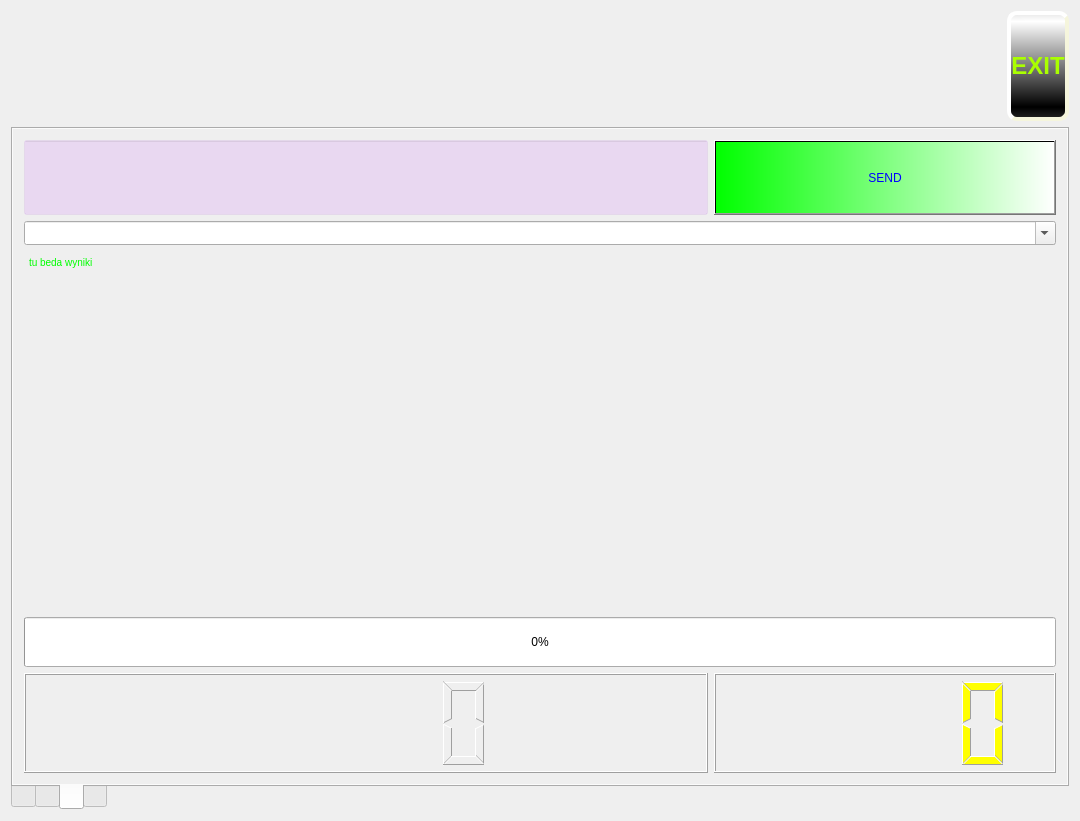
Old version of the form iDom_Client/idom_client.ui in the repository cyniu88/QT_kurs.
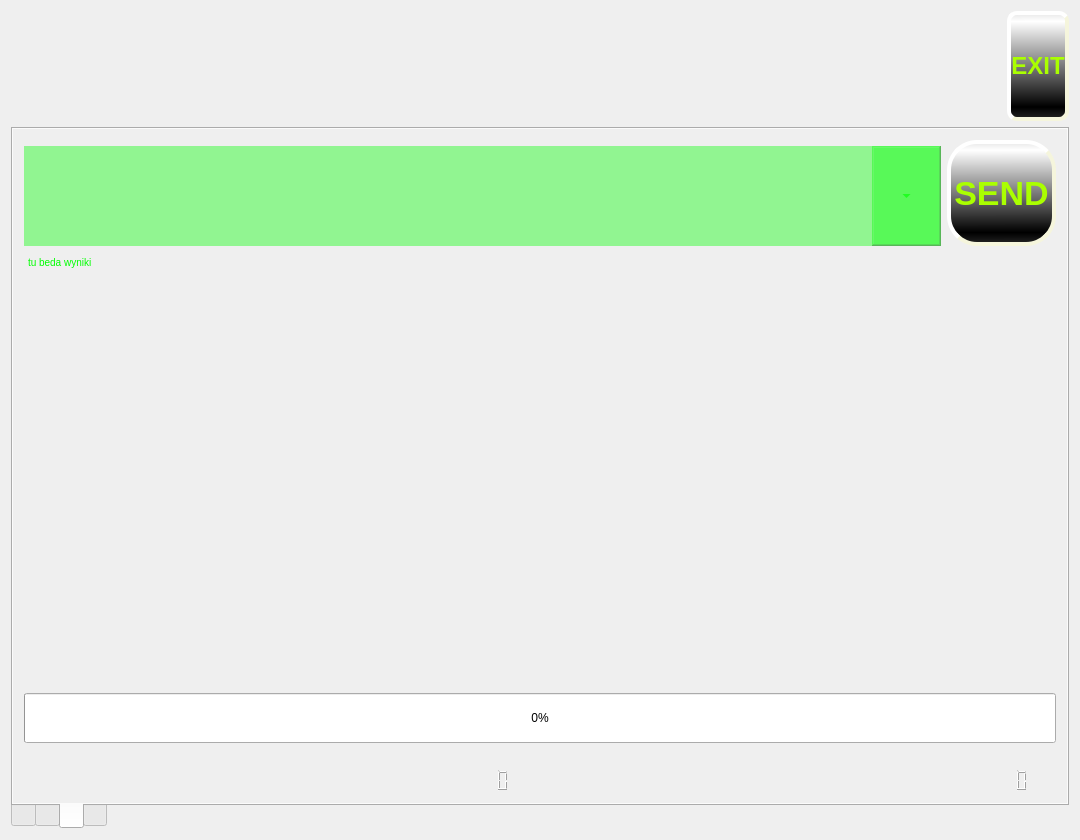
New version of the form. Icons and pictures are not drawn.

What changed in the file:
```diff
--- a/iDom_Client/idom_client.ui
+++ b/iDom_Client/idom_client.ui
@@ -7,7 +7,7 @@
     <x>0</x>
     <y>0</y>
     <width>1080</width>
-    <height>821</height>
+    <height>840</height>
    </rect>
   </property>
   <property name="minimumSize">
@@ -829,11 +829,127 @@
           <property name="sizeConstraint">
            <enum>QLayout::SetDefaultConstraint</enum>
           </property>
+          <item row="4" column="0">
+           <spacer name="horizontalSpacer">
+            <property name="orientation">
+             <enum>Qt::Horizontal</enum>
+            </property>
+            <property name="sizeHint" stdset="0">
+             <size>
+              <width>40</width>
+              <height>20</height>
+             </size>
+            </property>
+           </spacer>
+          </item>
+          <item row="5" column="2">
+           <widget class="QLCDNumber" name="lcdNumber_2">
+            <property name="styleSheet">
+             <string notr="true">color: rgb(255, 255, 0);
+border: none ;</string>
+            </property>
+           </widget>
+          </item>
+          <item row="5" column="0" colspan="2">
+           <widget class="QLCDNumber" name="lcdNumber">
+            <property name="minimumSize">
+             <size>
+              <width>0</width>
+              <height>0</height>
+             </size>
+            </property>
+            <property name="font">
+             <font>
+              <weight>75</weight>
+              <bold>true</bold>
+             </font>
+            </property>
+            <property name="layoutDirection">
+             <enum>Qt::RightToLeft</enum>
+            </property>
+            <property name="autoFillBackground">
+             <bool>false</bool>
+            </property>
+            <property name="styleSheet">
+             <string notr="true">color: rgb(170, 255, 0);
+border: none ;</string>
+            </property>
+            <property name="frameShape">
+             <enum>QFrame::Box</enum>
+            </property>
+            <property name="segmentStyle">
+             <enum>QLCDNumber::Outline</enum>
+            </property>
+           </widget>
+          </item>
+          <item row="3" column="0" colspan="3">
+           <widget class="QProgressBar" name="progressBar">
+            <property name="minimumSize">
+             <size>
+              <width>0</width>
+              <height>50</height>
+             </size>
+            </property>
+            <property name="styleSheet">
+             <string notr="true">text-align: center;
+QProgressBar::chunk {
+    background-color: #CD96CD;
+    width: 10px;
+    margin: 0.5px;
+
+}</string>
+            </property>
+            <property name="value">
+             <number>0</number>
+            </property>
+            <property name="invertedAppearance">
+             <bool>false</bool>
+            </property>
+           </widget>
+          </item>
+          <item row="0" column="2" rowspan="2">
+           <widget class="QPushButton" name="pushButton">
+            <property name="sizePolicy">
+             <sizepolicy hsizetype="Minimum" vsizetype="Ignored">
+              <horstretch>0</horstretch>
+              <verstretch>0</verstretch>
+             </sizepolicy>
+            </property>
+            <property name="minimumSize">
+             <size>
+              <width>75</width>
+              <height>50</height>
+             </size>
+            </property>
+            <property name="whatsThis">
+             <string>&lt;html&gt;&lt;head/&gt;&lt;body&gt;&lt;p&gt;wyslij  komende na serwer&lt;/p&gt;&lt;/body&gt;&lt;/html&gt;</string>
+            </property>
+            <property name="layoutDirection">
+             <enum>Qt::LeftToRight</enum>
+            </property>
+            <property name="styleSheet">
+             <string notr="true">color: rgb(170, 255, 0);
+background-color: qlineargradient(spread:reflect, x1:0.782146, y1:0.886, x2:0.780899, y2:0.079, stop:0 rgba(0, 0, 0, 255), stop:1 rgba(255, 255, 255, 255));
+ border-style: outset;
+    border-width: 4px;
+border-color: rgb(255, 255, 255);
+     border-radius: 30px;
+    border-color: beige;
+    font: bold 34px;
+  Text-align:center;
+    padding: 3px;</string>
+            </property>
+            <property name="text">
+             <string>SEND</string>
+            </property>
+           </widget>
+          </item>
           <item row="2" column="0" colspan="3">
            <widget class="QTextEdit" name="wynik">
             <property name="styleSheet">
              <string notr="true">background-color: transparent;
-color: rgb(0, 255, 0);</string>
+color: rgb(0, 255, 0);
+border: none ;</string>
             </property>
             <property name="verticalScrollBarPolicy">
              <enum>Qt::ScrollBarAsNeeded</enum>
@@ -853,134 +969,82 @@
             </property>
            </widget>
           </item>
-          <item row="0" column="0" colspan="2">
-           <widget class="QLineEdit" name="lineEdit">
-            <property name="minimumSize">
-             <size>
-              <width>150</width>
-              <height>75</height>
-             </size>
-            </property>
-            <property name="font">
-             <font>
-              <pointsize>21</pointsize>
-             </font>
-            </property>
-            <property name="autoFillBackground">
-             <bool>false</bool>
-            </property>
-            <property name="styleSheet">
-             <string notr="true">color: rgb(0, 255, 0);
-background-color: rgb(170, 0, 255,25);
- </string>
-            </property>
-            <property name="clearButtonEnabled">
-             <bool>true</bool>
-            </property>
-           </widget>
-          </item>
-          <item row="0" column="2">
-           <widget class="QPushButton" name="sendButton">
-            <property name="sizePolicy">
-             <sizepolicy hsizetype="Minimum" vsizetype="Ignored">
-              <horstretch>0</horstretch>
-              <verstretch>0</verstretch>
-             </sizepolicy>
-            </property>
-            <property name="minimumSize">
-             <size>
-              <width>75</width>
-              <height>50</height>
-             </size>
-            </property>
-            <property name="whatsThis">
-             <string>&lt;html&gt;&lt;head/&gt;&lt;body&gt;&lt;p&gt;wyslij  komende na serwer&lt;/p&gt;&lt;/body&gt;&lt;/html&gt;</string>
-            </property>
-            <property name="styleSheet">
-             <string notr="true">color: rgb(0, 0, 255);
-border-color: rgb(255, 255, 255);
-font: 18pt &quot;Impact&quot;;
-background-color: qlineargradient(spread:pad, x1:0, y1:0, x2:1, y2:0, stop:0 rgba(0, 255, 0, 255), stop:1 rgba(255, 255, 255, 255));</string>
-            </property>
-            <property name="text">
-             <string>SEND</string>
-            </property>
-           </widget>
-          </item>
-          <item row="3" column="0" colspan="3">
-           <widget class="QProgressBar" name="progressBar">
-            <property name="minimumSize">
-             <size>
-              <width>0</width>
-              <height>50</height>
-             </size>
-            </property>
-            <property name="styleSheet">
-             <string notr="true">text-align: center;
-QProgressBar::chunk {
-    background-color: #CD96CD;
-    width: 10px;
-    margin: 0.5px;
-
-}</string>
-            </property>
-            <property name="value">
-             <number>0</number>
-            </property>
-            <property name="invertedAppearance">
-             <bool>false</bool>
-            </property>
-           </widget>
-          </item>
-          <item row="4" column="2">
-           <widget class="QLCDNumber" name="lcdNumber_2">
-            <property name="styleSheet">
-             <string notr="true">color: rgb(255, 255, 0);</string>
-            </property>
-           </widget>
-          </item>
-          <item row="4" column="0" colspan="2">
-           <widget class="QLCDNumber" name="lcdNumber">
-            <property name="minimumSize">
-             <size>
-              <width>0</width>
-              <height>100</height>
-             </size>
-            </property>
-            <property name="font">
-             <font>
-              <weight>75</weight>
-              <bold>true</bold>
-             </font>
-            </property>
-            <property name="layoutDirection">
-             <enum>Qt::RightToLeft</enum>
-            </property>
-            <property name="autoFillBackground">
-             <bool>false</bool>
-            </property>
-            <property name="styleSheet">
-             <string notr="true">color: rgb(170, 255, 0);</string>
-            </property>
-            <property name="frameShape">
-             <enum>QFrame::Box</enum>
-            </property>
-            <property name="segmentStyle">
-             <enum>QLCDNumber::Outline</enum>
-            </property>
-           </widget>
-          </item>
-          <item row="1" column="0" colspan="3">
+          <item row="1" column="0" colspan="2">
            <widget class="QComboBox" name="comboBox">
+            <property name="minimumSize">
+             <size>
+              <width>0</width>
+              <height>100</height>
+             </size>
+            </property>
+            <property name="layoutDirection">
+             <enum>Qt::LeftToRight</enum>
+            </property>
+            <property name="styleSheet">
+             <string notr="true">
+QComboBox {
+ 
+background-color: rgba(0, 255, 0, 100);
+ border: true;
+	border-color: rgb(0, 255, 0);
+	color: rgb(0, 255, 0);
+    font-family:  &quot;Franklin Gothic Medium&quot;;
+    font-size:  22px;
+}
+QComboBox::drop-down {
+     width:19px;
+   
+    margin-right:50px;
+   
+}
+QComboBox::down-arrow {
+   image: url(:/new/prefix1/files/down_arrow.png);
+}
+	</string>
+            </property>
             <property name="editable">
              <bool>true</bool>
             </property>
-            <property name="currentText">
-             <string/>
-            </property>
-            <property name="sizeAdjustPolicy">
-             <enum>QComboBox::AdjustToMinimumContentsLengthWithIcon</enum>
-            </property>
+            <item>
+             <property name="text">
+              <string/>
+             </property>
+            </item>
+            <item>
+             <property name="text">
+              <string>show log</string>
+             </property>
+            </item>
+            <item>
+             <property name="text">
+              <string>uptime</string>
+             </property>
+            </item>
+            <item>
+             <property name="text">
+              <string>show log no INFO</string>
+             </property>
+            </item>
+            <item>
+             <property name="text">
+              <string>sleep</string>
+             </property>
+            </item>
+            <item>
+             <property name="text">
+              <string>show thread all</string>
+             </property>
+            </item>
+            <item>
+             <property name="text">
+              <string>cmd</string>
+             </property>
+            </item>
+            <item>
+             <property name="text">
+              <string>stop server</string>
+             </property>
+            </item>
            </widget>
           </item>
          </layout>
```
Left out of the diff: 16 changed lines with no effect on the pictures.
